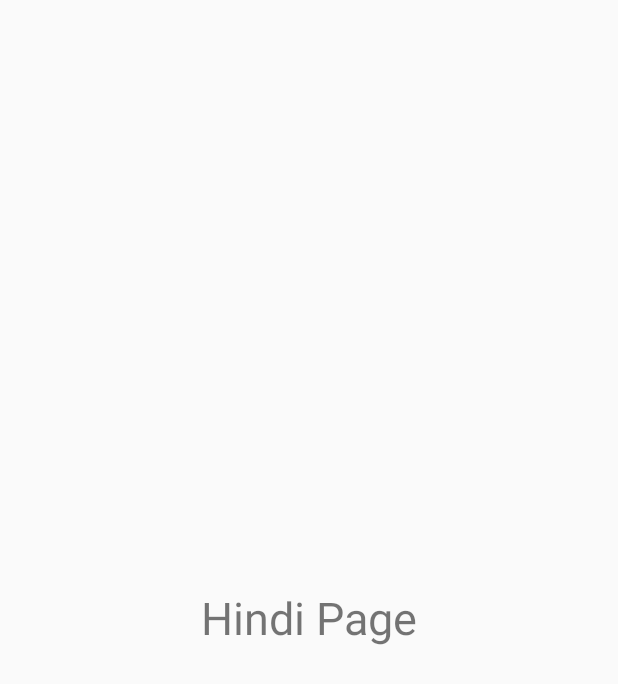
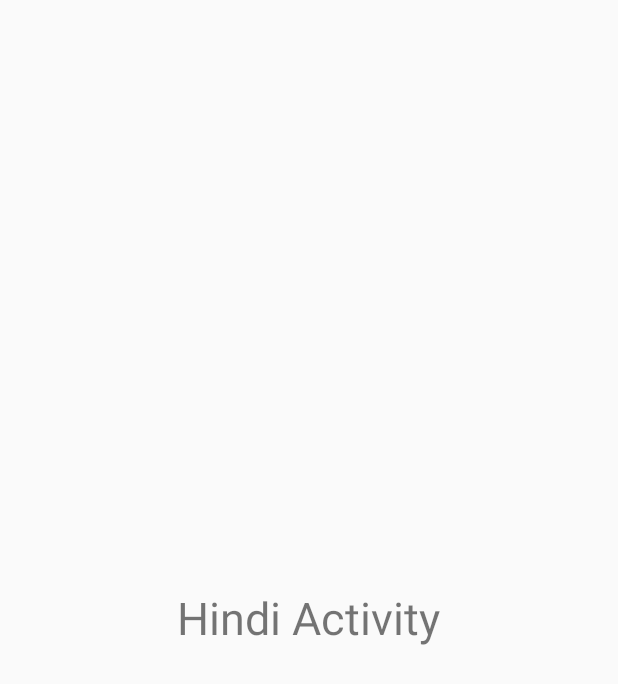
Before and after one commit to Aplut0006/LittleZilla, an Android app: the HindiActivity screen opened directly, with no data from a screen before it, on a phone screen of 412 x 824 dp. Shown: the top 684 px of the screen. Run offline under Robolectric (Android 15) with nearby library versions, the phone set to English and light mode, and no system bars; Roboto replaces fonts that are not available here.

Commit message:
Hindi Text Changed

```diff
--- a/app/src/main/java/app/littlezilla/littlezilla/Activities/MainActivity.java
+++ b/app/src/main/java/app/littlezilla/littlezilla/Activities/MainActivity.java
@@ -68,7 +68,6 @@ public class MainActivity extends AppCompatActivity {
         recyclerViewContent.setHasFixedSize(true);
         recyclerViewContent.setLayoutManager(new GridLayoutManager(this, 2));
         databaseReferenceBanner = FirebaseDatabase.getInstance().getReference().child("BannerImages");
-
         mAuth=FirebaseAuth.getInstance();
         FirebaseUser user=mAuth.getCurrentUser();
 
--- a/app/src/main/res/layout/activity_hindi.xml
+++ b/app/src/main/res/layout/activity_hindi.xml
@@ -10,7 +10,7 @@
         android:layout_width="wrap_content"
         android:layout_height="wrap_content"
         android:layout_centerInParent="true"
-        android:text="Hindi Page"
+        android:text="Hindi Activity"
         android:textSize="30sp"/>
 
 </RelativeLayout>
```
